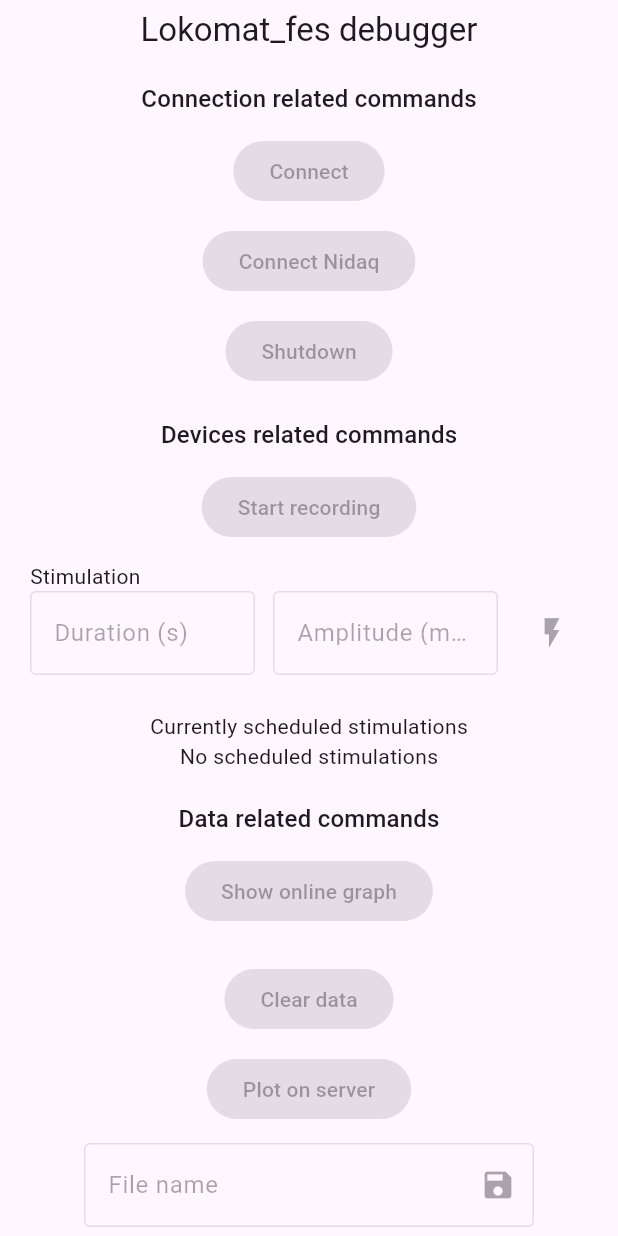
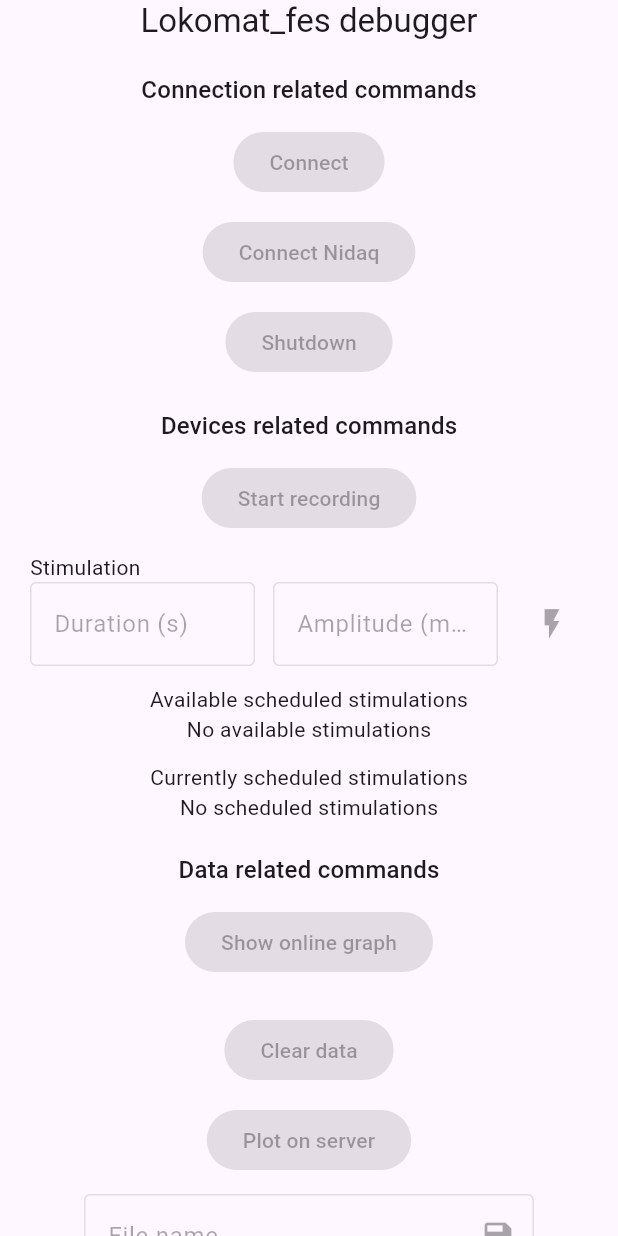
Before and after one commit to pariterre/neurobiomech_software, a Flutter app: the screen it shows after launch, after a tap on "Connect", on a phone screen of 412 x 824 dp. Run offline on Flutter 3.47's test engine with Material 3 defaults, Android fonts, the phone set to English and light mode, and no system bars; our stand-ins replace fl_chart.

Commit message:
Fixed previously scheduled not showing when connecting

```diff
--- a/frontend/lib/screens/debug_screen.dart
+++ b/frontend/lib/screens/debug_screen.dart
@@ -49,6 +49,8 @@
 
     _availableSchedules = await connexion.fetchScheduledStimulation(
         command: Command.availableSchedules);
+    _scheduledStimulations = await connexion.fetchScheduledStimulation(
+        command: Command.getScheduled);
 
     setState(() => _isBusy = false);
   }
@@ -232,12 +234,13 @@
   }
 
   Widget _buildAvailableScheduledStimulation() {
-    if (_availableSchedules.isEmpty) return const SizedBox();
-
     return Column(
       mainAxisSize: MainAxisSize.min,
       children: [
         const Text('Available scheduled stimulations'),
+        if (_availableSchedules.isEmpty)
+          const Text('No available stimulations'),
+        if (_availableSchedules.isNotEmpty)
           Row(
             mainAxisSize: MainAxisSize.min,
             children: [
@@ -263,8 +266,8 @@
               ),
               const SizedBox(width: 12),
               ElevatedButton(
-              onPressed:
-                  canSendOfflineCommand && _selectedAvailableSchedule != null
+                onPressed: canSendOfflineCommand &&
+                        _selectedAvailableSchedule != null
                     ? () async {
                         LokomatFesServerInterface.instance.send(
                           Command.addSchedule,
```
Lines whose indentation alone changed are shown as unchanged.
